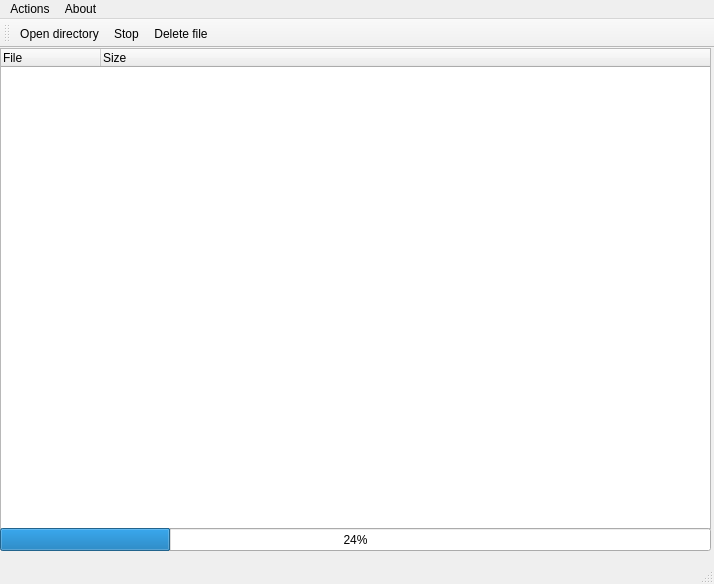
Before: the Qt Designer form hw1/mainwindow.ui in geranazavr555/duplicate_scanner, drawn with Qt 5.
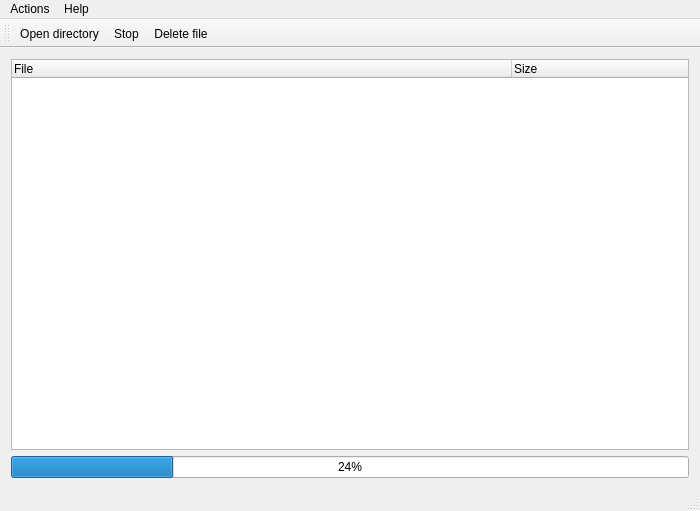
After: the same form once the commit is applied.

What changed in the file:
```diff
--- a/hw1/mainwindow.ui
+++ b/hw1/mainwindow.ui
@@ -6,23 +6,31 @@
    <rect>
     <x>0</x>
     <y>0</y>
-    <width>714</width>
-    <height>584</height>
+    <width>700</width>
+    <height>511</height>
    </rect>
   </property>
   <property name="windowTitle">
    <string>MainWindow</string>
   </property>
   <widget class="QWidget" name="centralWidget">
+   <property name="sizePolicy">
+    <sizepolicy hsizetype="Expanding" vsizetype="Expanding">
+     <horstretch>0</horstretch>
+     <verstretch>0</verstretch>
+    </sizepolicy>
+   </property>
+   <layout class="QVBoxLayout" name="verticalLayout_2">
+    <item>
+     <layout class="QVBoxLayout" name="verticalLayout">
+      <item>
    <widget class="QTreeWidget" name="treeWidget">
-    <property name="geometry">
-     <rect>
-      <x>0</x>
-      <y>0</y>
-      <width>711</width>
-      <height>481</height>
-     </rect>
-    </property>
+        <property name="selectionMode">
+         <enum>QAbstractItemView::SingleSelection</enum>
+        </property>
+        <attribute name="headerDefaultSectionSize">
+         <number>500</number>
+        </attribute>
     <column>
      <property name="text">
       <string>File</string>
@@ -34,15 +42,9 @@
      </property>
     </column>
    </widget>
+      </item>
+      <item>
    <widget class="QProgressBar" name="progressBar">
-    <property name="geometry">
-     <rect>
-      <x>0</x>
-      <y>480</y>
-      <width>711</width>
-      <height>23</height>
-     </rect>
-    </property>
     <property name="value">
      <number>24</number>
     </property>
@@ -50,13 +52,17 @@
      <enum>Qt::Horizontal</enum>
     </property>
    </widget>
+      </item>
+     </layout>
+    </item>
+   </layout>
   </widget>
   <widget class="QMenuBar" name="menuBar">
    <property name="geometry">
     <rect>
      <x>0</x>
      <y>0</y>
-     <width>714</width>
+     <width>700</width>
      <height>22</height>
     </rect>
    </property>
@@ -73,7 +79,7 @@
    </widget>
    <widget class="QMenu" name="menuAbout">
     <property name="title">
-     <string>About</string>
+     <string>Help</string>
     </property>
    </widget>
    <addaction name="menuActions"/>
```
Left out of the diff: 17 changed lines with no effect on the pictures. Lines whose indentation alone changed are shown as unchanged.
